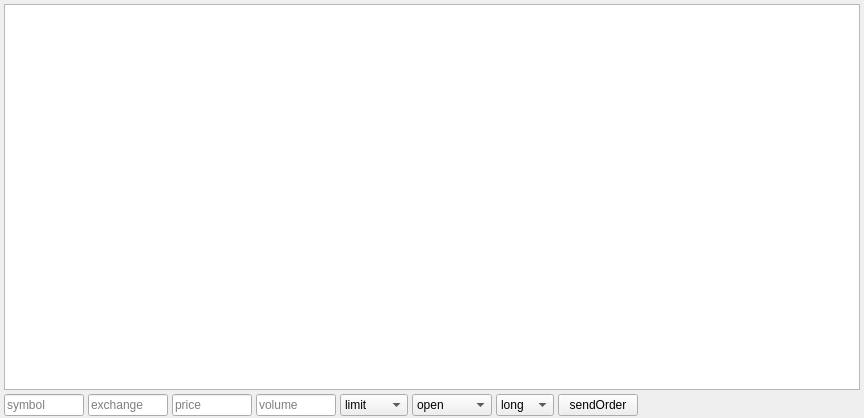
Before: the Qt Designer form ctpnow/ui/tickform.ui in xclxxl414/bftrader, drawn with Qt 5.
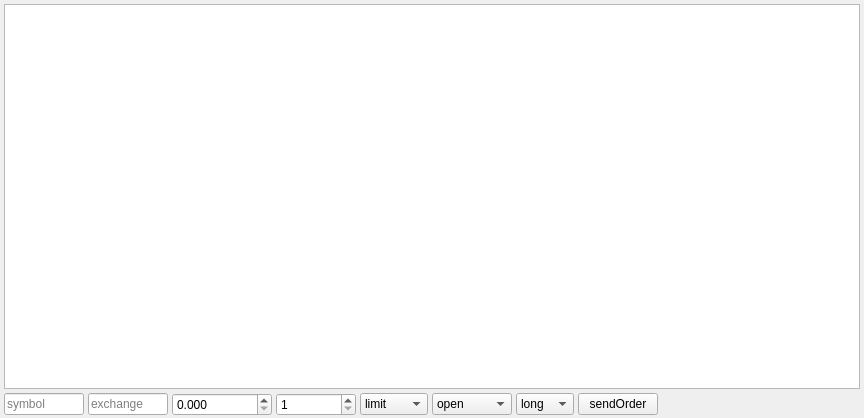
After: the same form once the commit is applied.

Diff of the .ui file:
```diff
--- a/ctpnow/ui/tickform.ui
+++ b/ctpnow/ui/tickform.ui
@@ -84,28 +84,58 @@
         </widget>
        </item>
        <item>
-        <widget class="QLineEdit" name="lineEditPrice">
+        <widget class="QDoubleSpinBox" name="doubleSpinBoxPrice">
+         <property name="minimumSize">
+          <size>
+           <width>100</width>
+           <height>0</height>
+          </size>
+         </property>
          <property name="maximumSize">
           <size>
-           <width>80</width>
+           <width>100</width>
            <height>16777215</height>
           </size>
          </property>
-         <property name="placeholderText">
-          <string>price</string>
+         <property name="readOnly">
+          <bool>false</bool>
+         </property>
+         <property name="buttonSymbols">
+          <enum>QAbstractSpinBox::UpDownArrows</enum>
+         </property>
+         <property name="decimals">
+          <number>3</number>
+         </property>
+         <property name="maximum">
+          <double>999999.989999999990687</double>
+         </property>
+         <property name="singleStep">
+          <double>1.000000000000000</double>
          </property>
         </widget>
        </item>
        <item>
-        <widget class="QLineEdit" name="lineEditVolume">
+        <widget class="QSpinBox" name="spinBoxVolume">
+         <property name="minimumSize">
+          <size>
+           <width>80</width>
+           <height>0</height>
+          </size>
+         </property>
          <property name="maximumSize">
           <size>
            <width>80</width>
            <height>16777215</height>
           </size>
          </property>
-         <property name="placeholderText">
-          <string>volume</string>
+         <property name="readOnly">
+          <bool>false</bool>
+         </property>
+         <property name="minimum">
+          <number>1</number>
+         </property>
+         <property name="maximum">
+          <number>1000000</number>
          </property>
         </widget>
        </item>
```
